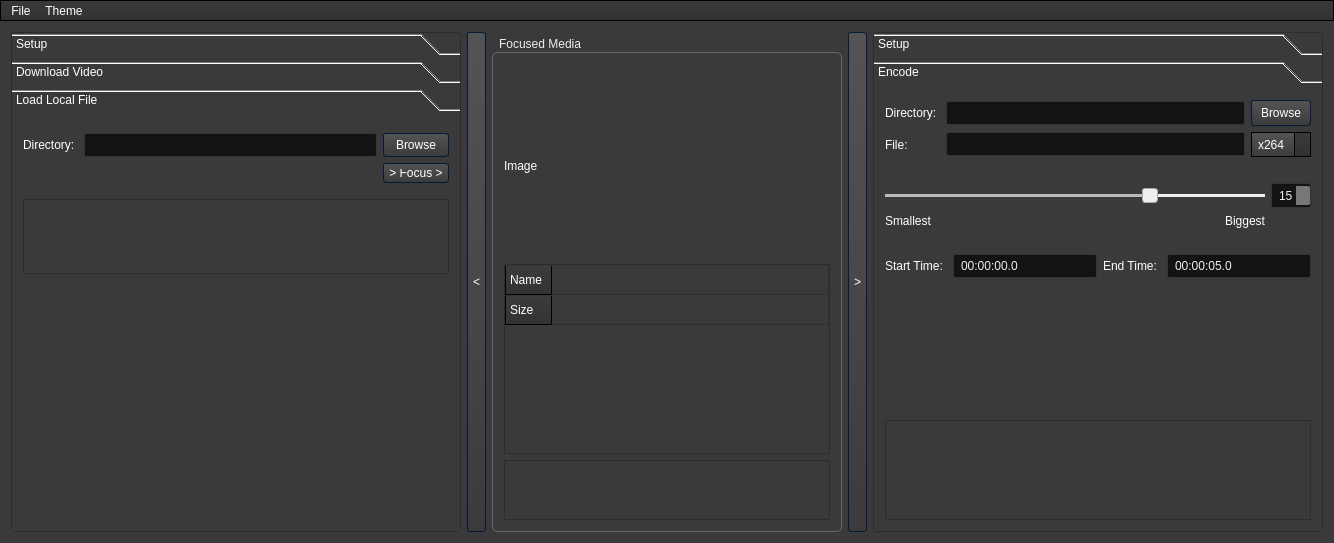
Old version of the form Download_and_Clip.ui in the repository Chrscool8/ClipEZ-aka-Download-and-Clip.
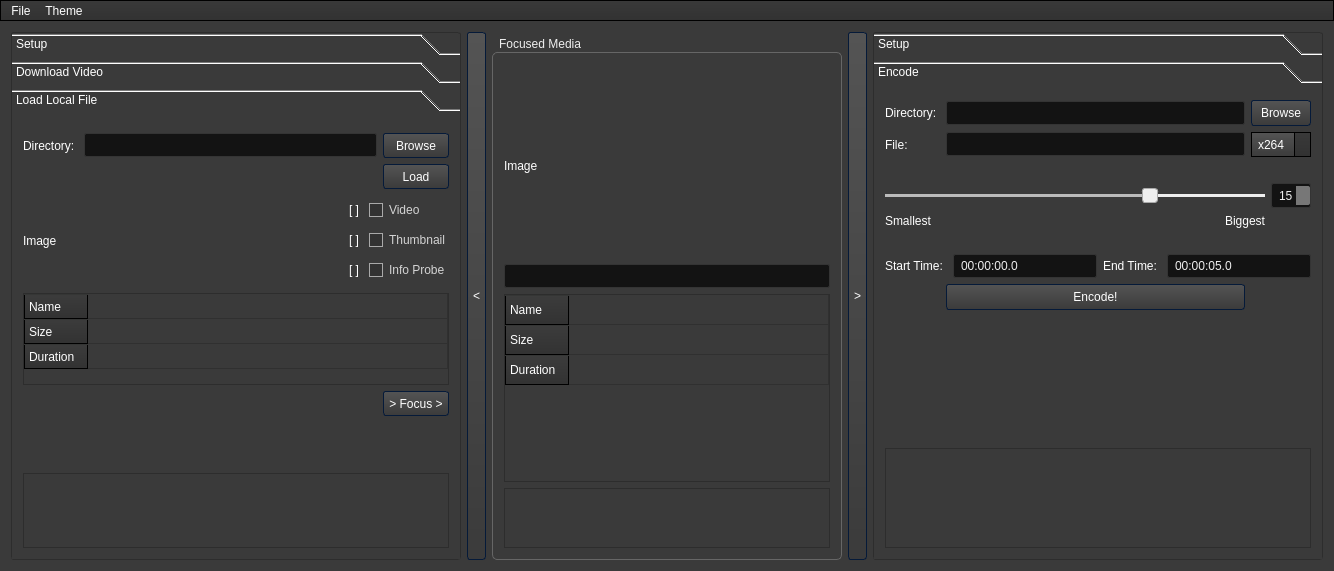
New version of the form. The open tabs and pages were chosen to show the change. Icons and pictures are not drawn.

What changed in the file:
```diff
--- a/Download_and_Clip.ui
+++ b/Download_and_Clip.ui
@@ -11,7 +11,7 @@
     <x>0</x>
     <y>0</y>
     <width>1332</width>
-    <height>541</height>
+    <height>571</height>
    </rect>
   </property>
   <property name="sizePolicy">
@@ -1197,7 +1197,11 @@
          </spacer>
         </item>
         <item row="0" column="1">
-         <widget class="QLineEdit" name="setup_ytdl_lineedit"/>
+         <widget class="QLineEdit" name="setup_ytdl_lineedit">
+          <property name="readOnly">
+           <bool>true</bool>
+          </property>
+         </widget>
         </item>
         <item row="3" column="1">
          <layout class="QHBoxLayout" name="horizontalLayout">
@@ -1261,7 +1265,7 @@
          <x>0</x>
          <y>0</y>
          <width>448</width>
-         <height>417</height>
+         <height>447</height>
         </rect>
        </property>
        <attribute name="label">
@@ -1314,7 +1318,11 @@
          </spacer>
         </item>
         <item row="1" column="1">
-         <widget class="QLineEdit" name="download_linedit"/>
+         <widget class="QLineEdit" name="download_linedit">
+          <property name="readOnly">
+           <bool>false</bool>
+          </property>
+         </widget>
         </item>
         <item row="1" column="2">
          <widget class="QPushButton" name="download_button">
@@ -1331,6 +1339,9 @@
         </item>
         <item row="3" column="0" colspan="3">
          <layout class="QHBoxLayout" name="horizontalLayout_4">
+          <property name="sizeConstraint">
+           <enum>QLayout::SetDefaultConstraint</enum>
+          </property>
           <item>
            <widget class="QLabel" name="download_image">
             <property name="sizePolicy">
@@ -1354,6 +1365,9 @@
             <property name="text">
              <string>Image</string>
             </property>
+            <property name="scaledContents">
+             <bool>true</bool>
+            </property>
            </widget>
           </item>
           <item>
@@ -1553,7 +1567,7 @@
         <item row="4" column="0" colspan="3">
          <widget class="QTableWidget" name="download_table">
           <property name="sizePolicy">
-           <sizepolicy hsizetype="Expanding" vsizetype="Minimum">
+           <sizepolicy hsizetype="Expanding" vsizetype="Expanding">
             <horstretch>0</horstretch>
             <verstretch>0</verstretch>
            </sizepolicy>
@@ -1567,7 +1581,7 @@
           <property name="maximumSize">
            <size>
             <width>16777215</width>
-            <height>92</height>
+            <height>16777215</height>
            </size>
           </property>
           <property name="editTriggers">
@@ -1630,6 +1644,9 @@
           <property name="orientation">
            <enum>Qt::Vertical</enum>
           </property>
+          <property name="sizeType">
+           <enum>QSizePolicy::Maximum</enum>
+          </property>
           <property name="sizeHint" stdset="0">
            <size>
             <width>20</width>
@@ -1639,7 +1656,7 @@
          </spacer>
         </item>
         <item row="5" column="2">
-         <widget class="QPushButton" name="pushButton_2">
+         <widget class="QPushButton" name="download_button_focus">
           <property name="sizePolicy">
            <sizepolicy hsizetype="Fixed" vsizetype="Fixed">
             <horstretch>0</horstretch>
@@ -1649,7 +1666,7 @@
           <property name="minimumSize">
            <size>
             <width>0</width>
-            <height>18</height>
+            <height>25</height>
            </size>
           </property>
           <property name="maximumSize">
@@ -1670,14 +1687,21 @@
         <rect>
          <x>0</x>
          <y>0</y>
-         <width>184</width>
-         <height>182</height>
+         <width>448</width>
+         <height>447</height>
         </rect>
        </property>
        <attribute name="label">
         <string>Load Local File</string>
        </attribute>
        <layout class="QGridLayout" name="gridLayout_4">
+        <item row="1" column="1">
+         <widget class="QLineEdit" name="local_lineedit">
+          <property name="readOnly">
+           <bool>true</bool>
+          </property>
+         </widget>
+        </item>
         <item row="7" column="1">
          <spacer name="verticalSpacer_6">
           <property name="orientation">
@@ -1714,10 +1738,277 @@
           </property>
          </widget>
         </item>
-        <item row="1" column="1">
-         <widget class="QLineEdit" name="local_lineedit"/>
+        <item row="5" column="0" colspan="3">
+         <widget class="QTableWidget" name="local_table">
+          <property name="sizePolicy">
+           <sizepolicy hsizetype="Expanding" vsizetype="Expanding">
+            <horstretch>0</horstretch>
+            <verstretch>0</verstretch>
+           </sizepolicy>
+          </property>
+          <property name="minimumSize">
+           <size>
+            <width>0</width>
+            <height>92</height>
+           </size>
+          </property>
+          <property name="maximumSize">
+           <size>
+            <width>16777215</width>
+            <height>16777215</height>
+           </size>
+          </property>
+          <property name="editTriggers">
+           <set>QAbstractItemView::NoEditTriggers</set>
+          </property>
+          <property name="alternatingRowColors">
+           <bool>false</bool>
+          </property>
+          <property name="cornerButtonEnabled">
+           <bool>false</bool>
+          </property>
+          <attribute name="horizontalHeaderVisible">
+           <bool>false</bool>
+          </attribute>
+          <attribute name="horizontalHeaderCascadingSectionResizes">
+           <bool>false</bool>
+          </attribute>
+          <attribute name="horizontalHeaderHighlightSections">
+           <bool>false</bool>
+          </attribute>
+          <attribute name="horizontalHeaderStretchLastSection">
+           <bool>true</bool>
+          </attribute>
+          <attribute name="verticalHeaderCascadingSectionResizes">
+           <bool>false</bool>
+          </attribute>
+          <attribute name="verticalHeaderMinimumSectionSize">
+           <number>25</number>
+          </attribute>
+          <attribute name="verticalHeaderDefaultSectionSize">
+           <number>25</number>
+          </attribute>
+          <attribute name="verticalHeaderHighlightSections">
+           <bool>false</bool>
+          </attribute>
+          <row>
+           <property name="text">
+            <string>Name</string>
+           </property>
+          </row>
+          <row>
+           <property name="text">
+            <string>Size</string>
+           </property>
+          </row>
+          <row>
+           <property name="text">
+            <string>Duration</string>
+           </property>
+          </row>
+          <column>
+           <property name="text">
+            <string/>
+           </property>
+          </column>
+         </widget>
         </item>
-        <item row="4" column="0" colspan="3">
+        <item row="2" column="2">
+         <widget class="QPushButton" name="local_load">
+          <property name="minimumSize">
+           <size>
+            <width>62</width>
+            <height>25</height>
+           </size>
+          </property>
+          <property name="text">
+           <string>Load</string>
+          </property>
+         </widget>
+        </item>
+        <item row="3" column="0" colspan="3">
+         <layout class="QHBoxLayout" name="horizontalLayout_5">
+          <property name="sizeConstraint">
+           <enum>QLayout::SetDefaultConstraint</enum>
+          </property>
+          <item>
+           <widget class="QLabel" name="local_image">
+            <property name="sizePolicy">
+             <sizepolicy hsizetype="Fixed" vsizetype="Fixed">
+              <horstretch>0</horstretch>
+              <verstretch>0</verstretch>
+             </sizepolicy>
+            </property>
+            <property name="minimumSize">
+             <size>
+              <width>165</width>
+              <height>92</height>
+             </size>
+            </property>
+            <property name="maximumSize">
+             <size>
+              <width>165</width>
+              <height>92</height>
+             </size>
+            </property>
+            <property name="text">
+             <string>Image</string>
+            </property>
+            <property name="scaledContents">
+             <bool>true</bool>
+            </property>
+           </widget>
+          </item>
+          <item>
+           <spacer name="horizontalSpacer_3">
+            <property name="orientation">
+             <enum>Qt::Horizontal</enum>
+            </property>
+            <property name="sizeHint" stdset="0">
+             <size>
+              <width>40</width>
+              <height>20</height>
+             </size>
+            </property>
+           </spacer>
+          </item>
+          <item>
+           <layout class="QVBoxLayout" name="verticalLayout_4">
+            <item>
+             <widget class="QLabel" name="local_video_gif">
+              <property name="sizePolicy">
+               <sizepolicy hsizetype="Fixed" vsizetype="Fixed">
+                <horstretch>0</horstretch>
+                <verstretch>0</verstretch>
+               </sizepolicy>
+              </property>
+              <property name="minimumSize">
+               <size>
+                <width>18</width>
+                <height>18</height>
+               </size>
+              </property>
+              <property name="text">
+               <string>[ ]</string>
+              </property>
+              <property name="scaledContents">
+               <bool>true</bool>
+              </property>
+              <property name="alignment">
+               <set>Qt::AlignCenter</set>
+              </property>
+             </widget>
+            </item>
+            <item>
+             <widget class="QLabel" name="local_thumb_gif">
+              <property name="sizePolicy">
+               <sizepolicy hsizetype="Fixed" vsizetype="Fixed">
+                <horstretch>0</horstretch>
+                <verstretch>0</verstretch>
+               </sizepolicy>
+              </property>
+              <property name="minimumSize">
+               <size>
+                <width>18</width>
+                <height>18</height>
+               </size>
+              </property>
+              <property name="text">
+               <string>[ ]</string>
+              </property>
+              <property name="scaledContents">
+               <bool>true</bool>
+              </property>
+              <property name="alignment">
+               <set>Qt::AlignCenter</set>
+              </property>
+             </widget>
+            </item>
+            <item>
+             <widget class="QLabel" name="local_probe_gif">
+              <property name="sizePolicy">
+               <sizepolicy hsizetype="Fixed" vsizetype="Fixed">
+                <horstretch>0</horstretch>
+                <verstretch>0</verstretch>
+               </sizepolicy>
+              </property>
+              <property name="minimumSize">
+               <size>
+                <width>18</width>
+                <height>18</height>
+               </size>
+              </property>
+              <property name="text">
+               <string>[ ]</string>
+              </property>
+              <property name="scaledContents">
+               <bool>true</bool>
+              </property>
+              <property name="alignment">
+               <set>Qt::AlignCenter</set>
+              </property>
+             </widget>
+            </item>
+           </layout>
+          </item>
+          <item>
+           <layout class="QVBoxLayout" name="verticalLayout_5">
+            <item>
+             <widget class="QCheckBox" name="local_check_video">
+              <property name="enabled">
+               <bool>true</bool>
+              </property>
+              <property name="minimumSize">
+               <size>
+                <width>80</width>
+                <height>18</height>
+               </size>
+              </property>
+              <property name="text">
+               <string>Video</string>
+              </property>
+             </widget>
+            </item>
+            <item>
+             <widget class="QCheckBox" name="local_check_thumb">
+              <property name="enabled">
+               <bool>true</bool>
+              </property>
+              <property name="minimumSize">
+               <size>
+                <width>80</width>
+                <height>18</height>
+               </size>
+              </property>
+              <property name="text">
+               <string>Thumbnail</string>
+              </property>
+              <property name="tristate">
+               <bool>false</bool>
+              </property>
+             </widget>
+            </item>
+            <item>
+             <widget class="QCheckBox" name="local_check_probe">
+              <property name="enabled">
+               <bool>true</bool>
+              </property>
+              <property name="minimumSize">
+               <size>
+                <width>80</width>
+                <height>18</height>
+               </size>
+              </property>
+              <property name="text">
+               <string>Info Probe</string>
+              </property>
+             </widget>
+            </item>
+           </layout>
+          </item>
+         </layout>
+        </item>
+        <item row="8" column="0" colspan="3">
          <widget class="QTextEdit" name="local_status">
           <property name="maximumSize">
            <size>
@@ -1727,28 +2018,12 @@
           </property>
          </widget>
         </item>
-        <item row="3" column="1">
-         <spacer name="verticalSpacer_7">
-          <property name="orientation">
-           <enum>Qt::Vertical</enum>
-          </property>
-          <property name="sizeType">
-           <enum>QSizePolicy::Fixed</enum>
-          </property>
-          <property name="sizeHint" stdset="0">
-           <size>
-            <width>20</width>
-            <height>10</height>
-           </size>
-          </property>
-         </spacer>
-        </item>
         <item row="1" column="2">
          <widget class="QPushButton" name="local_button">
           <property name="minimumSize">
            <size>
-            <width>0</width>
-            <height>18</height>
+            <width>62</width>
+            <height>25</height>
            </size>
           </property>
           <property name="text">
@@ -1756,8 +2031,8 @@
           </property>
          </widget>
         </item>
-        <item row="2" column="2">
-         <widget class="QPushButton" name="pushButton">
+        <item row="6" column="2">
+         <widget class="QPushButton" name="local_button_focus">
           <property name="sizePolicy">
            <sizepolicy hsizetype="Fixed" vsizetype="Fixed">
             <horstretch>0</horstretch>
@@ -1766,8 +2041,8 @@
           </property>
           <property name="minimumSize">
            <size>
-            <width>0</width>
-            <height>20</height>
+            <width>62</width>
+            <height>25</height>
            </size>
           </property>
           <property name="maximumSize">
@@ -1860,6 +2135,19 @@
          <property name="text">
           <string>Image</string>
          </property>
+         <property name="scaledContents">
+          <bool>true</bool>
+         </property>
+        </widget>
+       </item>
+       <item>
+        <widget class="QLineEdit" name="focus_lineedit">
+         <property name="enabled">
+          <bool>true</bool>
+         </property>
+         <property name="readOnly">
+          <bool>true</bool>
+         </property>
         </widget>
        </item>
        <item>
@@ -1889,6 +2177,11 @@
            <string>Size</string>
           </property>
          </row>
+         <row>
+          <property name="text">
+           <string>Duration</string>
+          </property>
+         </row>
          <column>
           <property name="text">
            <string/>
@@ -1978,7 +2271,11 @@
          </widget>
         </item>
         <item row="0" column="1">
-         <widget class="QLineEdit" name="setup_ffmpeg_lineedit"/>
+         <widget class="QLineEdit" name="setup_ffmpeg_lineedit">
+          <property name="readOnly">
+           <bool>true</bool>
+          </property>
+         </widget>
         </item>
         <item row="0" column="2">
          <widget class="QPushButton" name="setup_ffmpeg_button">
@@ -2005,6 +2302,9 @@
           <property name="text">
            <string/>
           </property>
+          <property name="readOnly">
+           <bool>true</bool>
+          </property>
          </widget>
         </item>
         <item row="1" column="2">
@@ -2041,7 +2341,7 @@
          <x>0</x>
          <y>0</y>
          <width>448</width>
-         <height>444</height>
+         <height>474</height>
         </rect>
        </property>
        <attribute name="label">
@@ -2087,7 +2387,7 @@
          </layout>
         </item>
         <item row="0" column="2">
-         <widget class="QPushButton" name="encode_button">
+         <widget class="QPushButton" name="encode_browse">
           <property name="minimumSize">
            <size>
             <width>0</width>
@@ -2181,7 +2481,14 @@
          </layout>
         </item>
         <item row="1" column="1">
-         <widget class="QLineEdit" name="encode_lineedit_filename"/>
+         <widget class="QLineEdit" name="encode_lineedit_filename">
+          <property name="readOnly">
+           <bool>false</bool>
+          </property>
+          <property name="clearButtonEnabled">
+           <bool>false</bool>
+          </property>
+         </widget>
         </item>
         <item row="1" column="0">
          <widget class="QLabel" name="encode_label_2">
@@ -2191,7 +2498,14 @@
          </widget>
         </item>
         <item row="0" column="1">
-         <widget class="QLineEdit" name="encode_lineedit_directory"/>
+         <widget class="QLineEdit" name="encode_lineedit_directory">
+          <property name="readOnly">
+           <bool>true</bool>
+          </property>
+          <property name="clearButtonEnabled">
+           <bool>false</bool>
+          </property>
+         </widget>
         </item>
         <item row="7" column="1">
          <spacer name="verticalSpacer_10">
@@ -2276,6 +2590,13 @@
           </property>
          </spacer>
         </item>
+        <item row="6" column="1">
+         <widget class="QPushButton" name="encode_go">
+          <property name="text">
+           <string>Encode!</string>
+          </property>
+         </widget>
+        </item>
        </layout>
       </widget>
      </widget>
```
